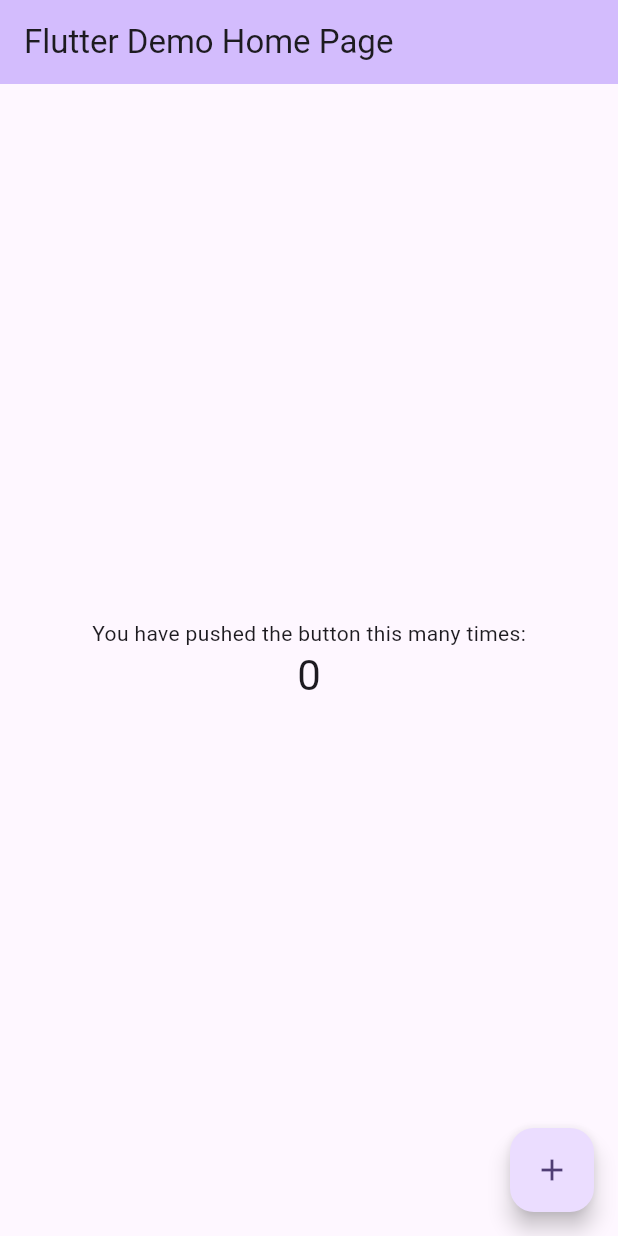
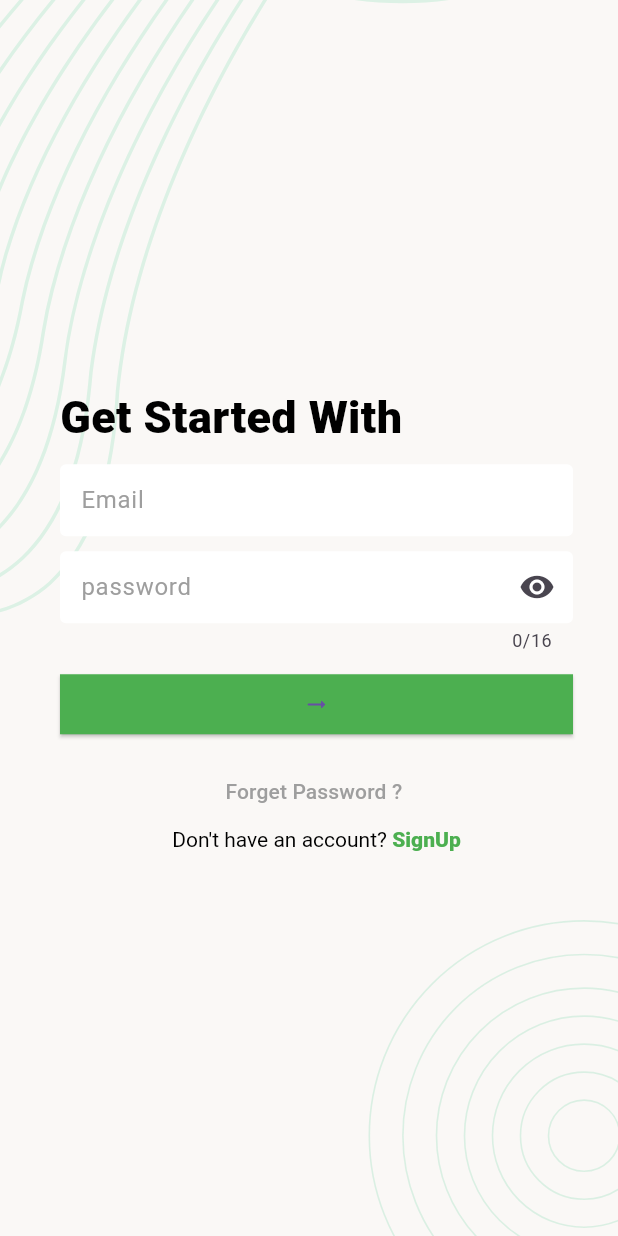
Before and after one commit to abuyousuf2003/TaskManager_FullApp_Flutter_Ostad, a Flutter app: the screen it shows after launch, on a phone screen of 412 x 824 dp. Run offline on Flutter 3.47's test engine with Material 3 defaults, Android fonts, the phone set to English and light mode, and no system bars; our stand-ins replace device_preview, flutter_svg.

Commit message:
LoginPage Created

```diff
--- /dev/null
+++ b/task_manager_full_app/lib/Pages/sign_in_screen.dart
@@ -0,0 +1,114 @@
+import 'package:flutter/gestures.dart';
+import 'package:flutter/material.dart';
+
+import 'package:task_manager_full_app/widgets/backgrounddesigning.dart';
+import 'package:task_manager_full_app/widgets/form_widget.dart';
+
+
+
+class SignInScreen extends StatelessWidget{
+
+  void SignUpPage()
+  {
+
+  }
+  @override
+  Widget build(BuildContext context) {
+   return Scaffold(
+    body: Backgrounddesigning(childWidget:
+
+
+    Center(
+      child: Container(
+
+        padding: EdgeInsets.only(left:40,right:30),
+        height: double.maxFinite,
+
+        child: Column(
+          mainAxisAlignment: MainAxisAlignment.center,
+          children: [
+           Container(
+            alignment: Alignment.centerLeft,
+            child: const Text("Get Started With",style: TextStyle(color: Color.fromARGB(255, 0, 0, 0),fontSize: 30,fontWeight: FontWeight.w800),),),
+          //  FormWidget(hintText: "Email"),
+          //  FormWidget(hintText: "Password")
+        SizedBox(height: 10,),
+          //First Form
+           Form(child:
+           TextFormField(
+            textInputAction: TextInputAction.next,
+                   // controller: _textController,
+
+
+
+                 decoration: InputDecoration(
+
+                 labelText:"Email" ,
+
+                 ),
+                 )),
+
+        //2nd form
+         SizedBox(height: 10,),
+         Form(child: TextFormField(
+
+
+          // controller: _textController,
+          obscureText:true,
+          maxLength: 16,
+
+               decoration: InputDecoration(
+        suffixIcon: Icon(Icons.remove_red_eye),
+               labelText:"password" ,
+
+               ),
+               )),
+       SizedBox(height: 10,),
+
+       SizedBox(
+        width: double.infinity,
+         child: ElevatedButton(
+           style: ElevatedButton.styleFrom(
+         backgroundColor: Colors.green,
+         shape: BeveledRectangleBorder()
+           ),
+
+           onPressed: (){}, child: Icon(Icons.arrow_right_alt_rounded)),
+       ),
+
+       SizedBox(height: 10,),
+       TextButton(onPressed: (){}, child: Text("Forget Password ? ",style: TextStyle(color: Colors.grey),)),
+
+      RichText(text: TextSpan(
+      text: "Don't have an account? ",
+      style: TextStyle(
+        color: Colors.black
+      ),
+      children: [
+      TextSpan(
+        text: "SignUp",
+        style: TextStyle(fontWeight: FontWeight.w900,color: Colors.green),
+        recognizer: TapGestureRecognizer()..onTap=(){}
+      )
+      ],
+      ),
+
+
+
+      )
+
+
+      //  Row(
+      //   mainAxisAlignment: MainAxisAlignment.center,
+      //   children: [
+      //   Text("Don't have Account?"),
+      //   TextButton(onPressed: (){}, child: Text("Sign Up",style: TextStyle(fontWeight: FontWeight.w900,),)),
+      //  ],)
+
+          ],
+        ),
+      ),
+    ),),
+   );
+  }
+}
--- a/task_manager_full_app/lib/main.dart
+++ b/task_manager_full_app/lib/main.dart
@@ -1,125 +1,53 @@
+
+
+
+import 'package:flutter/cupertino.dart';
 import 'package:flutter/material.dart';
+import 'package:device_preview/device_preview.dart';
 
-void main() {
-  runApp(const MyApp());
-}
+import 'package:flutter/foundation.dart';
+import 'package:task_manager_full_app/Pages/page_interface.dart';
 
-class MyApp extends StatelessWidget {
-  const MyApp({super.key});
 
-  // This widget is the root of your application.
+void main() => runApp(
+  DevicePreview(
+    enabled: !kReleaseMode,
+    builder: (context) => MyApp(), // Wrap your app
+  ),
+);
+class MyApp extends StatelessWidget
+{
 @override
   Widget build(BuildContext context) {
    return MaterialApp(
-      title: 'Flutter Demo',
     theme: ThemeData(
-        // This is the theme of your application.
-        //
-        // TRY THIS: Try running your application with "flutter run". You'll see
-        // the application has a purple toolbar. Then, without quitting the app,
-        // try changing the seedColor in the colorScheme below to Colors.green
-        // and then invoke "hot reload" (save your changes or press the "hot
-        // reload" button in a Flutter-supported IDE, or press "r" if you used
-        // the command line to start the app).
-        //
-        // Notice that the counter didn't reset back to zero; the application
-        // state is not lost during the reload. To reset the state, use hot
-        // restart instead.
-        //
-        // This works for code too, not just values: Most code changes can be
-        // tested with just a hot reload.
-        colorScheme: ColorScheme.fromSeed(seedColor: Colors.deepPurple),
-        useMaterial3: true,
+      textButtonTheme: TextButtonThemeData(    style: ElevatedButton.styleFrom(
+   foregroundColor: Colors.green,
+
      ),
-      home: const MyHomePage(title: 'Flutter Demo Home Page'),
+
+
+      ),
+      inputDecorationTheme:    InputDecorationTheme(
+                   border: OutlineInputBorder(borderSide: BorderSide.none),
+                   errorBorder:  OutlineInputBorder(borderSide: BorderSide.none),
+                   focusedBorder:  OutlineInputBorder(borderSide: BorderSide.none),
+
+                  contentPadding: EdgeInsets.all(10),
+                 filled: true,
+                 fillColor: Colors.white,
+
+                 labelStyle: TextStyle(color: Colors.grey),
+                 ),
+    ),
+    home: MyHomePage(),
    );
   }
 }
-
-class MyHomePage extends StatefulWidget {
-  const MyHomePage({super.key, required this.title});
-
-  // This widget is the home page of your application. It is stateful, meaning
-  // that it has a State object (defined below) that contains fields that affect
-  // how it looks.
-
-  // This class is the configuration for the state. It holds the values (in this
-  // case the title) provided by the parent (in this case the App widget) and
-  // used by the build method of the State. Fields in a Widget subclass are
-  // always marked "final".
-
-  final String title;
-
-  @override
-  State<MyHomePage> createState() => _MyHomePageState();
-}
-
-class _MyHomePageState extends State<MyHomePage> {
-  int _counter = 0;
-
-  void _incrementCounter() {
-    setState(() {
-      // This call to setState tells the Flutter framework that something has
-      // changed in this State, which causes it to rerun the build method below
-      // so that the display can reflect the updated values. If we changed
-      // _counter without calling setState(), then the build method would not be
-      // called again, and so nothing would appear to happen.
-      _counter++;
-    });
-  }
-
+class MyHomePage extends StatelessWidget
+{
   @override
   Widget build(BuildContext context) {
-    // This method is rerun every time setState is called, for instance as done
-    // by the _incrementCounter method above.
-    //
-    // The Flutter framework has been optimized to make rerunning build methods
-    // fast, so that you can just rebuild anything that needs updating rather
-    // than having to individually change instances of widgets.
-    return Scaffold(
-      appBar: AppBar(
-        // TRY THIS: Try changing the color here to a specific color (to
-        // Colors.amber, perhaps?) and trigger a hot reload to see the AppBar
-        // change color while the other colors stay the same.
-        backgroundColor: Theme.of(context).colorScheme.inversePrimary,
-        // Here we take the value from the MyHomePage object that was created by
-        // the App.build method, and use it to set our appbar title.
-        title: Text(widget.title),
-      ),
-      body: Center(
-        // Center is a layout widget. It takes a single child and positions it
-        // in the middle of the parent.
-        child: Column(
-          // Column is also a layout widget. It takes a list of children and
-          // arranges them vertically. By default, it sizes itself to fit its
-          // children horizontally, and tries to be as tall as its parent.
-          //
-          // Column has various properties to control how it sizes itself and
-          // how it positions its children. Here we use mainAxisAlignment to
-          // center the children vertically; the main axis here is the vertical
-          // axis because Columns are vertical (the cross axis would be
-          // horizontal).
-          //
-          // TRY THIS: Invoke "debug painting" (choose the "Toggle Debug Paint"
-          // action in the IDE, or press "p" in the console), to see the
-          // wireframe for each widget.
-          mainAxisAlignment: MainAxisAlignment.center,
-          children: <Widget>[
-            const Text(
-              'You have pushed the button this many times:',
-            ),
-            Text(
-              '$_counter',
-              style: Theme.of(context).textTheme.headlineMedium,
-            ),
-          ],
-        ),
-      ),
-      floatingActionButton: FloatingActionButton(
-        onPressed: _incrementCounter,
-        tooltip: 'Increment',
-        child: const Icon(Icons.add),
-      ), // This trailing comma makes auto-formatting nicer for build methods.
-    );
+   return PageInterface();
   }
 }
--- /dev/null
+++ b/task_manager_full_app/lib/utils/image_path.dart
@@ -0,0 +1,9 @@
+class ImagePath{
+  static const String _imagePath = 'Assets';
+
+
+
+  static const String  logoSvg =  '$_imagePath/logo.svg';
+  static const String  backgroundSvg =  '$_imagePath/background.svg';
+
+}
--- /dev/null
+++ b/task_manager_full_app/lib/widgets/backgrounddesigning.dart
@@ -0,0 +1,22 @@
+import 'package:flutter/material.dart';
+import 'package:task_manager_full_app/utils/image_path.dart';
+import 'package:flutter_svg/flutter_svg.dart';
+
+class Backgrounddesigning extends StatelessWidget{
+ final  Widget childWidget;
+ const  Backgrounddesigning({required this.childWidget});
+  @override
+  Widget build(BuildContext context) {
+   return Stack(
+  children: [
+    Positioned.fill(child: SvgPicture.asset(ImagePath.backgroundSvg,fit: BoxFit.cover,)),
+    Column(
+      children: [
+      Expanded(child: childWidget),
+      ],
+    )
+
+  ],
+   );
+  }
+}
```
Also changed, not shown: task_manager_full_app/lib/Pages/page_interface.dart (added, +12 -0 lines), task_manager_full_app/lib/Pages/splash_page.dart (added, +37 -0 lines), task_manager_full_app/lib/widgets/form_widget.dart (added, +37 -0 lines), task_manager_full_app/pubspec.yaml (+8 -68 lines), task_manager_full_app/Assets/background.svg (added), task_manager_full_app/Assets/logo.svg (added), task_manager_full_app/pubspec.lock, 2 other files. Lines whose indentation alone changed are shown as unchanged.
